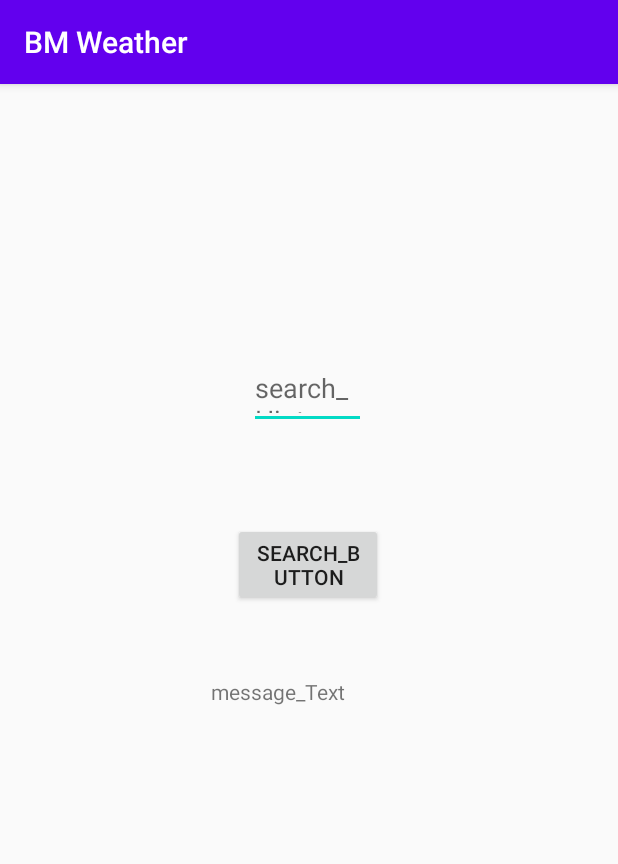
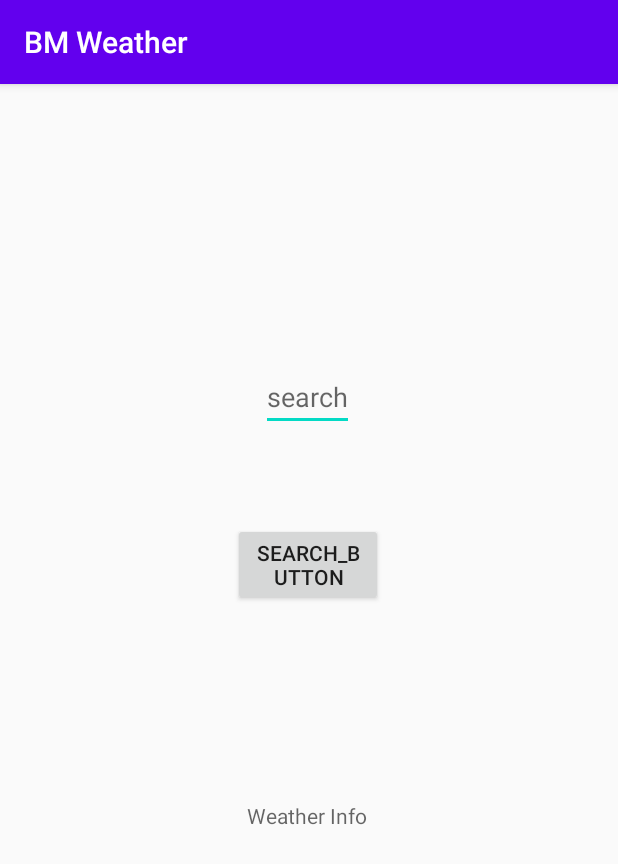
Before and after one commit to ErikGheris/BMW-BM-Weather, an Android app: the screen it shows after launch (MainActivity), on a phone screen of 412 x 824 dp. Shown: the top 864 px of the screen. Run offline under Robolectric (Android 15) with nearby library versions, the phone set to English and light mode, and no system bars.

Commit message:
UI + Function
textView für den Datenanzeiger
clear on click function für Search field
length of the search field text kann max 1 Zeile sein

```diff
--- a/app/src/main/java/com/example/bmweather/MainActivity.kt
+++ b/app/src/main/java/com/example/bmweather/MainActivity.kt
@@ -4,16 +4,23 @@ import androidx.appcompat.app.AppCompatActivity
 import android.os.Bundle
 import android.widget.TextView
 import android.widget.Toast
+import kotlinx.android.synthetic.main.activity_main.*
 
 class MainActivity : AppCompatActivity() {
     override fun onCreate(savedInstanceState: Bundle?) {
         super.onCreate(savedInstanceState)
         setContentView(R.layout.activity_main)
+
+        search_button.setOnClickListener {
+            Toast.makeText(this, "this is a toast message",
+                Toast.LENGTH_SHORT).show()
+        }
+
+        // clears the autoCompleteTExtView when it is clicked
+        autoCompleteTextView.setOnClickListener {
+            autoCompleteTextView.setText("")
+        }
+
     }
-    fun toastMessage (){
 
-
-        Toast.makeText(this, "this is a toast message",
-            Toast.LENGTH_SHORT).show()
-    }
 }
--- a/app/src/main/res/layout/activity_main.xml
+++ b/app/src/main/res/layout/activity_main.xml
@@ -21,9 +21,10 @@
 
     <AutoCompleteTextView
         android:id="@+id/autoCompleteTextView"
-        android:layout_width="78dp"
-        android:layout_height="44dp"
-        android:hint="@string/searchHint"
+        android:layout_width="wrap_content"
+        android:layout_height="wrap_content"
+        android:hint="search"
+        android:singleLine="true"
         app:layout_constraintBottom_toBottomOf="parent"
         app:layout_constraintEnd_toEndOf="parent"
         app:layout_constraintHorizontal_bias="0.498"
@@ -31,15 +32,18 @@
         app:layout_constraintTop_toTopOf="parent"
         app:layout_constraintVertical_bias="0.257" />
 
+
     <TextView
-        android:id="@+id/message_Text"
-        android:layout_width="131dp"
-        android:layout_height="51dp"
-        android:text="@string/messageText"
+        android:id="@+id/data_View"
+        android:layout_width="wrap_content"
+        android:layout_height="wrap_content"
+        android:hint="Weather Info"
         app:layout_constraintBottom_toBottomOf="parent"
         app:layout_constraintEnd_toEndOf="parent"
+        app:layout_constraintHorizontal_bias="0.495"
         app:layout_constraintStart_toStartOf="parent"
-        app:layout_constraintTop_toTopOf="parent"
-        app:layout_constraintVertical_bias="0.552" />
+        app:layout_constraintTop_toBottomOf="@+id/search_button"
+        app:layout_constraintVertical_bias="0.324" />
+
 
 </androidx.constraintlayout.widget.ConstraintLayout>
```
